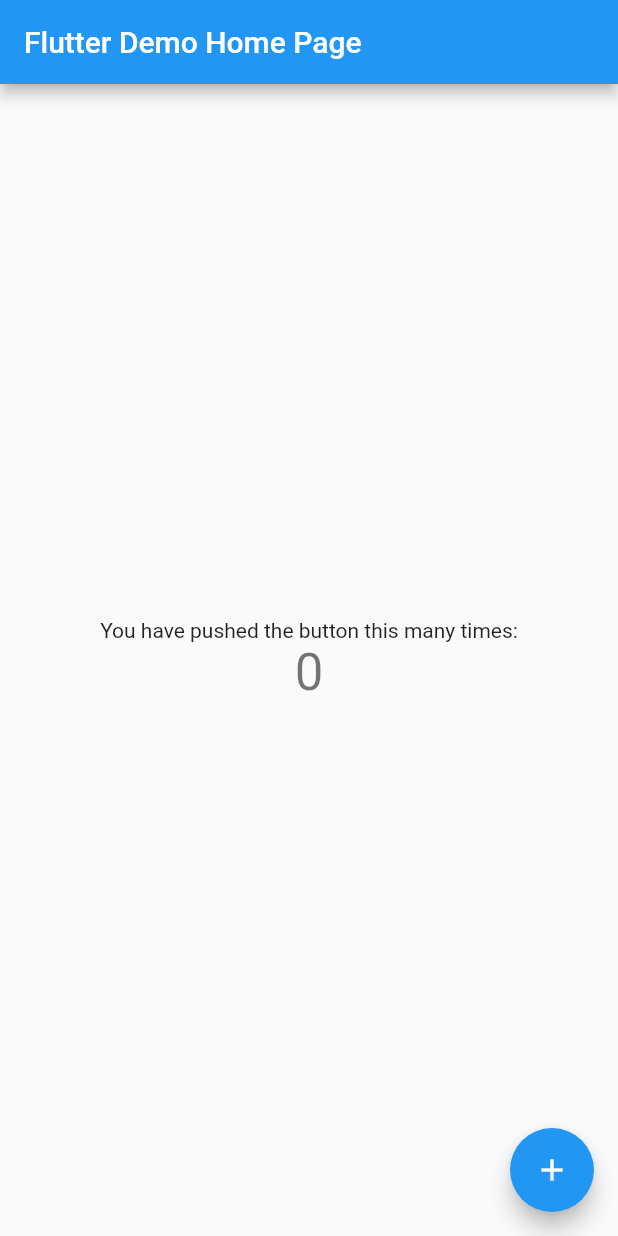
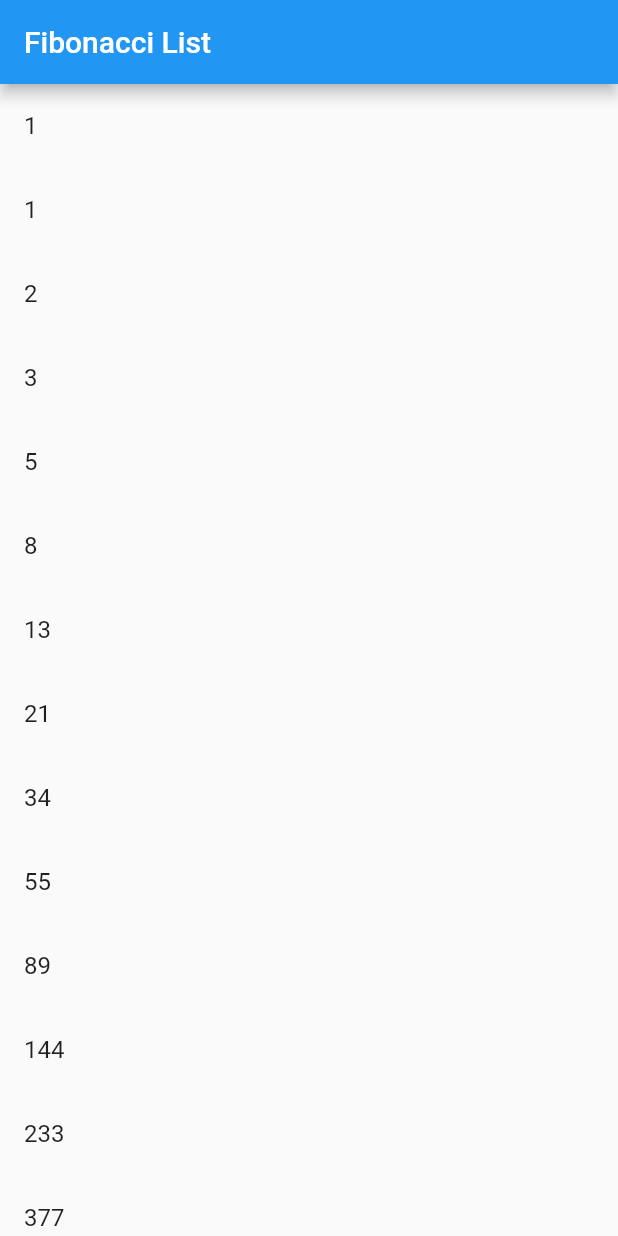
Before and after one commit to Vladikasik/PetPtoj, a Flutter app: the screen it shows after launch, on a phone screen of 412 x 824 dp. Run offline on Flutter 3.47's test engine with Material 2 defaults, Android fonts, the phone set to English and light mode, and no system bars.

Commit message:
Minimal Fibonacci list view with on click

```diff
--- a/lib/main.dart
+++ b/lib/main.dart
@@ -1,113 +1,52 @@
 import 'package:flutter/material.dart';
 
-void main() {
-  runApp(MyApp());
+void main() async {
+  final numbers = ServerRequest();
+
+  runApp(
+    MaterialApp(
+      debugShowCheckedModeBanner: false,
+      home: Scaffold(
+        appBar: AppBar(
+          title: Text('Fibonacci List'),
+        ),
+        body: FibonacciListView(numbers),
+      ),
+    ),
+  );
 }
 
-class MyApp extends StatelessWidget {
-  // This widget is the root of your application.
+class ServerRequest {
+  final cache = {0: BigInt.from(1), 1: BigInt.from(1)};
+
+  BigInt get(int i) {
+    if (!cache.containsKey(i)) {
+      cache[i] = get(i - 1) + get(i - 2);
+    }
+    return cache[i];
+  }
+}
+
+class FibonacciListView extends StatelessWidget {
+  final ServerRequest numbers;
+
+  FibonacciListView(this.numbers);
+
   @override
   Widget build(BuildContext context) {
-    return MaterialApp(
-      title: 'Flutter Demo',
-      theme: ThemeData(
-        // This is the theme of your application.
-        //
-        // Try running your application with "flutter run". You'll see the
-        // application has a blue toolbar. Then, without quitting the app, try
-        // changing the primarySwatch below to Colors.green and then invoke
-        // "hot reload" (press "r" in the console where you ran "flutter run",
-        // or simply save your changes to "hot reload" in a Flutter IDE).
-        // Notice that the counter didn't reset back to zero; the application
-        // is not restarted.
-        primarySwatch: Colors.blue,
-      ),
-      home: MyHomePage(title: 'Flutter Demo Home Page'),
+    return ListView.builder(
+      itemBuilder: (context, i) {
+        return ListTile(
+          title: Text('${numbers.get(i)}'),
+          onTap: () {
+            final snack = SnackBar(
+              content: Text('${numbers.get(i)} is '
+                  '#$i in the Fibonacci sequence!'),
+            );
+            Scaffold.of(context).showSnackBar(snack);
+          },
+        );
+      },
     );
   }
 }
-
-class MyHomePage extends StatefulWidget {
-  MyHomePage({Key key, this.title}) : super(key: key);
-
-  // This widget is the home page of your application. It is stateful, meaning
-  // that it has a State object (defined below) that contains fields that affect
-  // how it looks.
-
-  // This class is the configuration for the state. It holds the values (in this
-  // case the title) provided by the parent (in this case the App widget) and
-  // used by the build method of the State. Fields in a Widget subclass are
-  // always marked "final".
-
-  final String title;
-
-  @override
-  _MyHomePageState createState() => _MyHomePageState();
-}
-
-class _MyHomePageState extends State<MyHomePage> {
-  int _counter = 0;
-
-  void _incrementCounter() {
-    setState(() {
-      // This call to setState tells the Flutter framework that something has
-      // changed in this State, which causes it to rerun the build method below
-      // so that the display can reflect the updated values. If we changed
-      // _counter without calling setState(), then the build method would not be
-      // called again, and so nothing would appear to happen.
-      _counter++;
-    });
-  }
-
-  @override
-  Widget build(BuildContext context) {
-    // This method is rerun every time setState is called, for instance as done
-    // by the _incrementCounter method above.
-    //
-    // The Flutter framework has been optimized to make rerunning build methods
-    // fast, so that you can just rebuild anything that needs updating rather
-    // than having to individually change instances of widgets.
-    return Scaffold(
-      appBar: AppBar(
-        // Here we take the value from the MyHomePage object that was created by
-        // the App.build method, and use it to set our appbar title.
-        title: Text(widget.title),
-      ),
-      body: Center(
-        // Center is a layout widget. It takes a single child and positions it
-        // in the middle of the parent.
-        child: Column(
-          // Column is also a layout widget. It takes a list of children and
-          // arranges them vertically. By default, it sizes itself to fit its
-          // children horizontally, and tries to be as tall as its parent.
-          //
-          // Invoke "debug painting" (press "p" in the console, choose the
-          // "Toggle Debug Paint" action from the Flutter Inspector in Android
-          // Studio, or the "Toggle Debug Paint" command in Visual Studio Code)
-          // to see the wireframe for each widget.
-          //
-          // Column has various properties to control how it sizes itself and
-          // how it positions its children. Here we use mainAxisAlignment to
-          // center the children vertically; the main axis here is the vertical
-          // axis because Columns are vertical (the cross axis would be
-          // horizontal).
-          mainAxisAlignment: MainAxisAlignment.center,
-          children: <Widget>[
-            Text(
-              'You have pushed the button this many times:',
-            ),
-            Text(
-              '$_counter',
-              style: Theme.of(context).textTheme.headline4,
-            ),
-          ],
-        ),
-      ),
-      floatingActionButton: FloatingActionButton(
-        onPressed: _incrementCounter,
-        tooltip: 'Increment',
-        child: Icon(Icons.add),
-      ), // This trailing comma makes auto-formatting nicer for build methods.
-    );
-  }
-}
```
